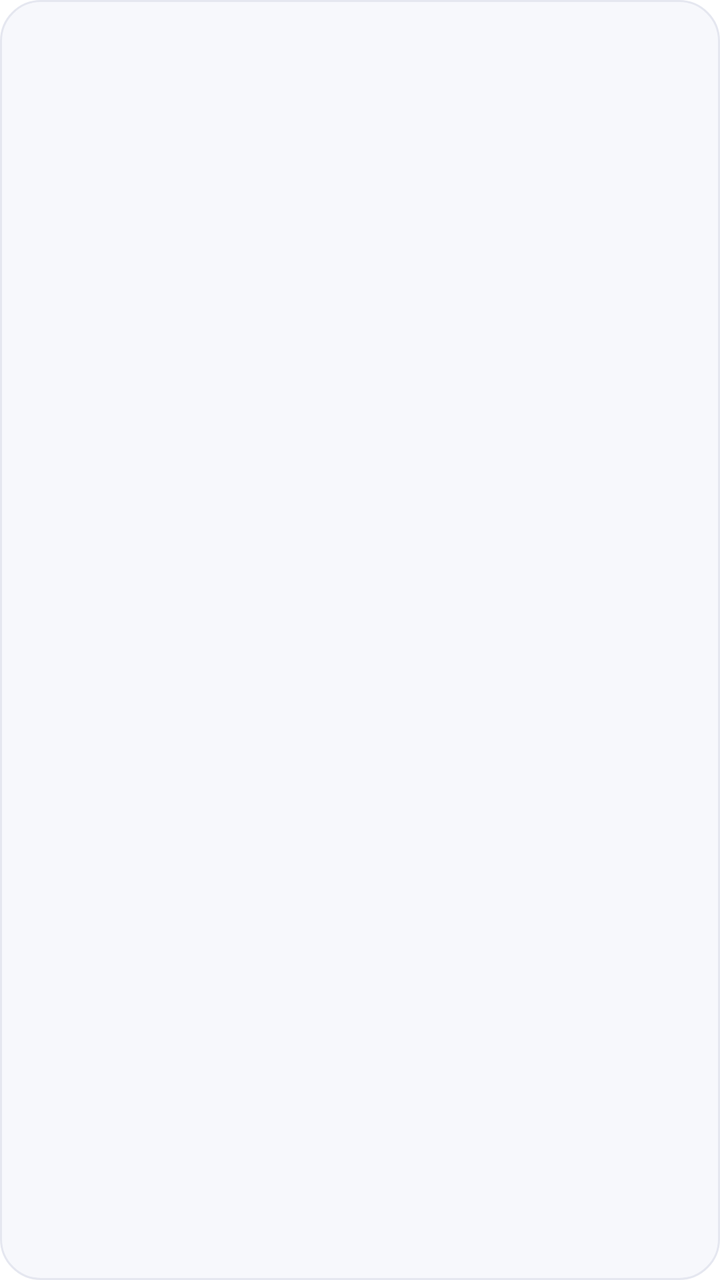
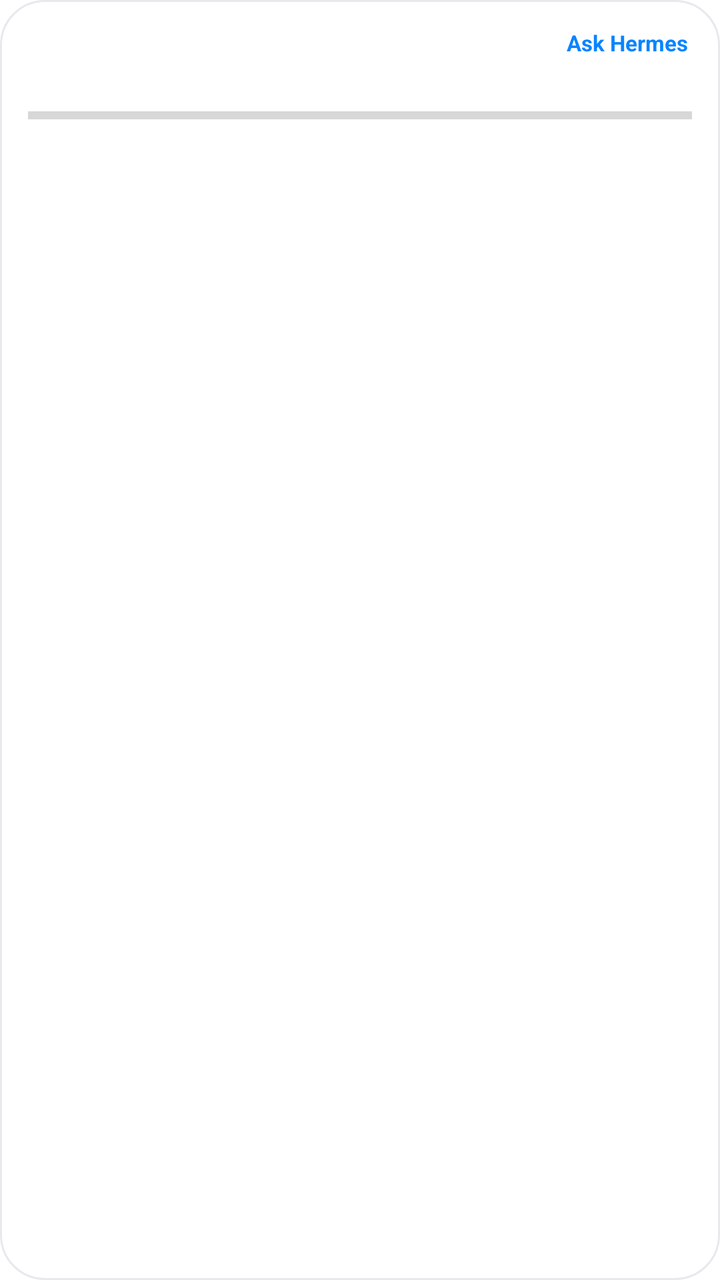

Before-and-after screenshots of an Android layout around one commit, followed by the original layout XML and the change that was made.
<!-- AndroidManifest.xml: fallback theme Theme.MaterialComponents.DayNight.NoActionBar -->
<!-- res/layout/widget_runway.xml -->
<?xml version="1.0" encoding="utf-8"?>
<LinearLayout xmlns:android="http://schemas.android.com/apk/res/android"
    xmlns:tools="http://schemas.android.com/tools"
    android:id="@+id/widget_root"
    android:layout_width="match_parent"
    android:layout_height="match_parent"
    android:orientation="vertical"
    android:background="@drawable/widget_bg"
    android:padding="14dp">

    <TextView
        android:id="@+id/widget_badge"
        android:layout_width="wrap_content"
        android:layout_height="wrap_content"
        android:textSize="9sp"
        android:letterSpacing="0.12"
        android:textStyle="bold"
        android:textColor="#6366F1"
        android:maxLines="1"
        tools:ignore="SmallSp" />

    <TextView
        android:id="@+id/widget_primary"
        android:layout_width="match_parent"
        android:layout_height="wrap_content"
        android:layout_marginTop="3dp"
        android:textSize="15sp"
        android:textStyle="bold"
        android:textColor="#1C1C1E"
        android:maxLines="3"
        android:ellipsize="end" />

    <TextView
        android:id="@+id/widget_secondary"
        android:layout_width="match_parent"
        android:layout_height="wrap_content"
        android:layout_marginTop="4dp"
        android:textSize="11sp"
        android:textColor="#6B7280"
        android:maxLines="2"
        android:ellipsize="end" />
</LinearLayout>
<!-- resources referenced by this layout -->
<resources>
  <!-- drawable widget_bg (drawable) -->
  <?xml version="1.0" encoding="utf-8"?>
  <shape xmlns:android="http://schemas.android.com/apk/res/android"
      android:shape="rectangle">
      <solid android:color="#F7F8FC" />
      <corners android:radius="20dp" />
      <stroke android:width="1dp" android:color="#E5E7F0" />
  </shape>
</resources>

<!-- the commit's change to res/layout/widget_runway.xml (unified diff, before → after) -->
@@ -8,35 +8,73 @@
     android:background="@drawable/widget_bg"
     android:padding="14dp">
 
-    <TextView
-        android:id="@+id/widget_badge"
-        android:layout_width="wrap_content"
+    <LinearLayout
+        android:layout_width="match_parent"
         android:layout_height="wrap_content"
-        android:textSize="9sp"
-        android:letterSpacing="0.12"
-        android:textStyle="bold"
-        android:textColor="#6366F1"
-        android:maxLines="1"
-        tools:ignore="SmallSp" />
+        android:orientation="horizontal"
+        android:gravity="center_vertical">
+
+        <TextView
+            android:id="@+id/widget_badge"
+            android:layout_width="0dp"
+            android:layout_height="wrap_content"
+            android:layout_weight="1"
+            android:textSize="9sp"
+            android:letterSpacing="0.14"
+            android:textStyle="bold"
+            android:textColor="#8E8E93"
+            android:maxLines="1"
+            tools:ignore="SmallSp" />
+
+        <TextView
+            android:id="@+id/widget_ask"
+            android:layout_width="wrap_content"
+            android:layout_height="wrap_content"
+            android:text="@string/widget_ask"
+            android:textSize="11sp"
+            android:textStyle="bold"
+            android:textColor="#0A84FF"
+            android:paddingStart="8dp"
+            android:paddingEnd="2dp" />
+    </LinearLayout>
 
     <TextView
         android:id="@+id/widget_primary"
         android:layout_width="match_parent"
         android:layout_height="wrap_content"
-        android:layout_marginTop="3dp"
-        android:textSize="15sp"
+        android:layout_marginTop="2dp"
+        android:textSize="14sp"
         android:textStyle="bold"
         android:textColor="#1C1C1E"
-        android:maxLines="3"
+        android:maxLines="2"
         android:ellipsize="end" />
+
+    <ProgressBar
+        android:id="@+id/widget_progress"
+        style="?android:attr/progressBarStyleHorizontal"
+        android:layout_width="match_parent"
+        android:layout_height="4dp"
+        android:layout_marginTop="6dp"
+        android:max="100"
+        android:progress="0" />
+
+    <TextView
+        android:id="@+id/widget_empty"
+        android:layout_width="match_parent"
+        android:layout_height="wrap_content"
+        android:layout_marginTop="8dp"
+        android:textSize="12sp"
+        android:textColor="#8E8E93"
+        android:visibility="gone" />
 
     <TextView
         android:id="@+id/widget_secondary"
         android:layout_width="match_parent"
         android:layout_height="wrap_content"
-        android:layout_marginTop="4dp"
+        android:layout_marginTop="6dp"
         android:textSize="11sp"
-        android:textColor="#6B7280"
+        android:textColor="#8E8E93"
         android:maxLines="2"
         android:ellipsize="end" />
+
 </LinearLayout>
<!-- resource entries referenced after the edit -->
@@ -4,9 +4,10 @@
   <?xml version="1.0" encoding="utf-8"?>
   <shape xmlns:android="http://schemas.android.com/apk/res/android"
       android:shape="rectangle">
-      <solid android:color="#F7F8FC" />
-      <corners android:radius="20dp" />
-      <stroke android:width="1dp" android:color="#E5E7F0" />
+      <solid android:color="#FFFFFF" />
+      <corners android:radius="22dp" />
+      <stroke android:width="1dp" android:color="#E8E8ED" />
   </shape>
+  <string name="widget_ask">Ask Hermes</string>
 </resources>
 
